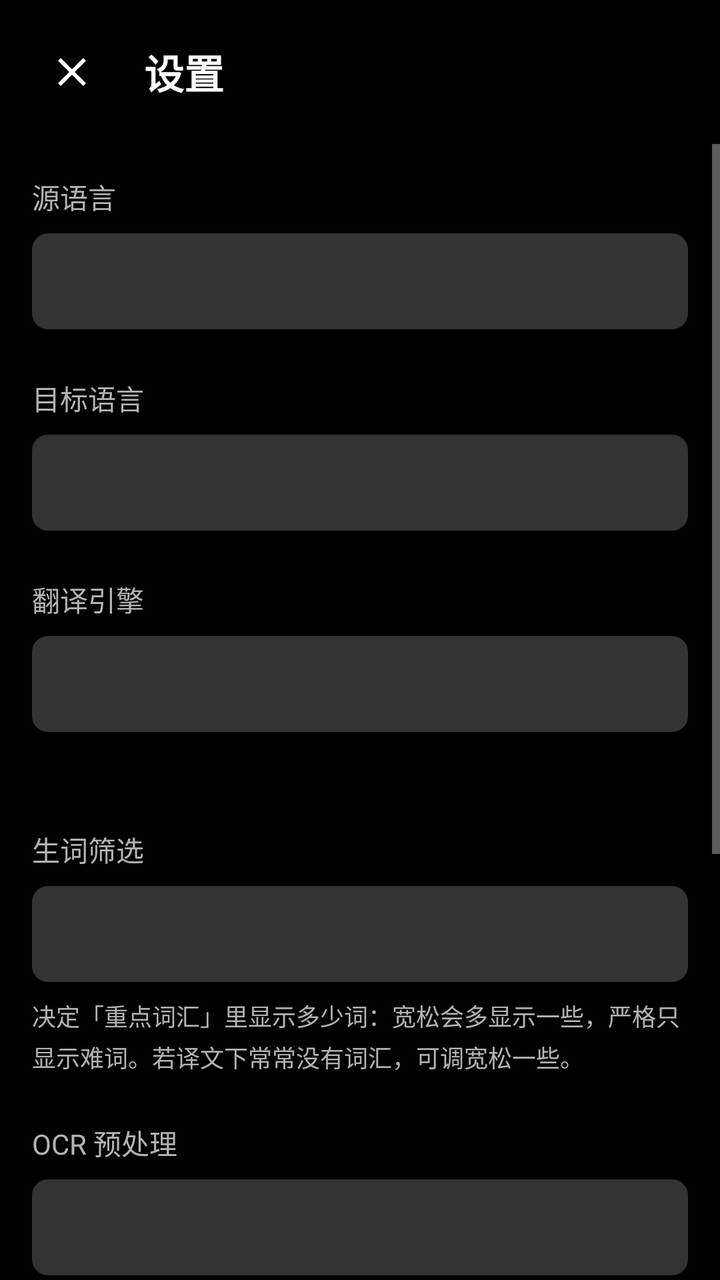
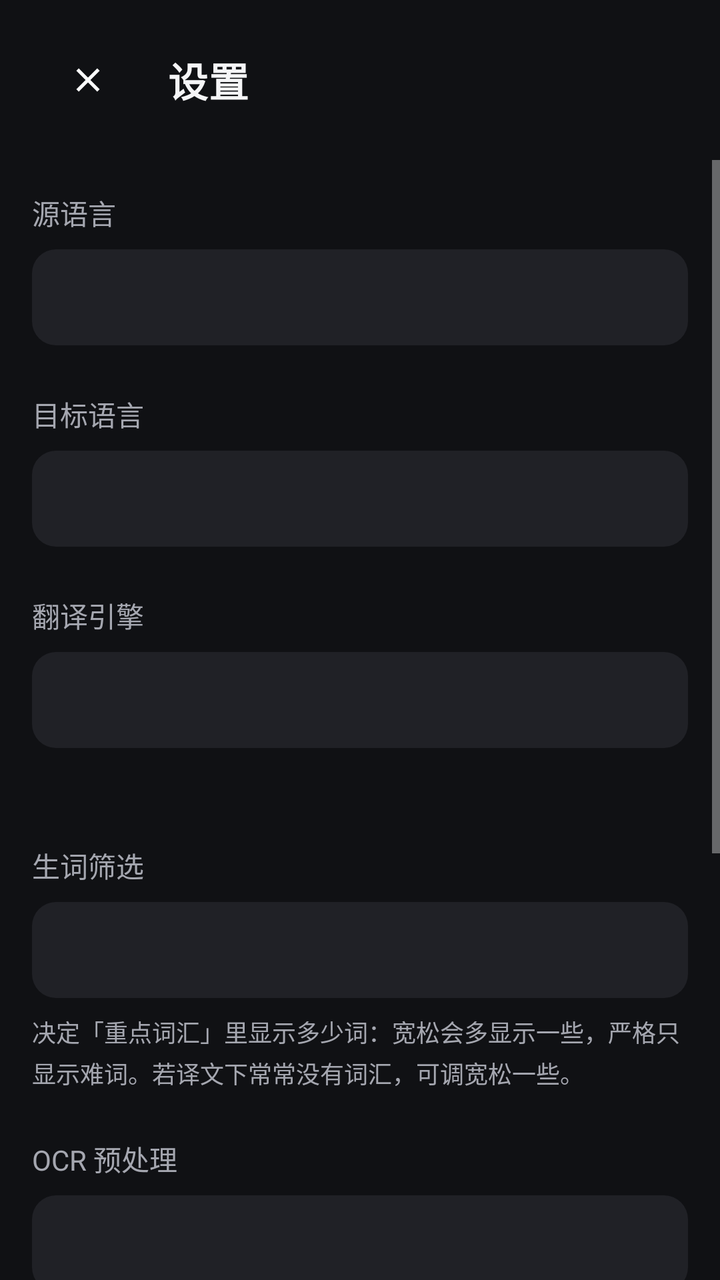

The first picture is an Android layout as it rendered before a commit; the second is the same layout after the commit. The layout source and the unified diff follow.
<!-- AndroidManifest.xml: application theme Theme.SubtitleTranslator -->
<!-- res/layout/activity_settings.xml -->
<?xml version="1.0" encoding="utf-8"?>
<LinearLayout xmlns:android="http://schemas.android.com/apk/res/android"
    xmlns:app="http://schemas.android.com/apk/res-auto"
    android:layout_width="match_parent"
    android:layout_height="match_parent"
    android:orientation="vertical"
    android:background="@android:color/background_dark">

    
    <LinearLayout
        android:layout_width="match_parent"
        android:layout_height="wrap_content"
        android:orientation="horizontal"
        android:gravity="center_vertical"
        android:padding="16dp">

        <ImageButton
            android:id="@+id/btnBack"
            android:layout_width="40dp"
            android:layout_height="40dp"
            android:background="?attr/selectableItemBackgroundBorderless"
            android:src="@drawable/ic_close"
            android:contentDescription="返回" />

        <TextView
            android:layout_width="0dp"
            android:layout_height="wrap_content"
            android:layout_weight="1"
            android:layout_marginStart="16dp"
            android:text="设置"
            android:textSize="20sp"
            android:textStyle="bold"
            android:textColor="@android:color/white" />
    </LinearLayout>

    
    <ScrollView
        android:layout_width="match_parent"
        android:layout_height="match_parent"
        android:scrollbars="vertical">

        <LinearLayout
            android:layout_width="match_parent"
            android:layout_height="wrap_content"
            android:orientation="vertical"
            android:padding="16dp">

        <TextView
            android:layout_width="wrap_content"
            android:layout_height="wrap_content"
            android:text="源语言"
            android:textSize="14sp"
            android:textColor="@color/text_secondary" />

        <Spinner
            android:id="@+id/spinnerSource"
            android:layout_width="match_parent"
            android:layout_height="48dp"
            android:layout_marginTop="8dp"
            android:paddingHorizontal="12dp"
            android:background="@drawable/bg_word_item" />

        <TextView
            android:layout_width="wrap_content"
            android:layout_height="wrap_content"
            android:layout_marginTop="24dp"
            android:text="目标语言"
            android:textSize="14sp"
            android:textColor="@color/text_secondary" />

        <Spinner
            android:id="@+id/spinnerTarget"
            android:layout_width="match_parent"
            android:layout_height="48dp"
            android:layout_marginTop="8dp"
            android:paddingHorizontal="12dp"
            android:background="@drawable/bg_word_item" />

        <TextView
            android:layout_width="wrap_content"
            android:layout_height="wrap_content"
            android:layout_marginTop="24dp"
            android:text="翻译引擎"
            android:textSize="14sp"
            android:textColor="@color/text_secondary" />

        <Spinner
            android:id="@+id/spinnerEngine"
            android:layout_width="match_parent"
            android:layout_height="48dp"
            android:layout_marginTop="8dp"
            android:paddingHorizontal="12dp"
            android:background="@drawable/bg_word_item" />

        <TextView
            android:id="@+id/tvEngineHint"
            android:layout_width="wrap_content"
            android:layout_height="wrap_content"
            android:layout_marginTop="8dp"
            android:textSize="12sp"
            android:textColor="@color/text_secondary"
            android:lineSpacingMultiplier="1.2" />

        
        <LinearLayout
            android:id="@+id/baiduConfigGroup"
            android:layout_width="match_parent"
            android:layout_height="wrap_content"
            android:layout_marginTop="16dp"
            android:orientation="vertical"
            android:visibility="gone">

            <TextView
                android:layout_width="wrap_content"
                android:layout_height="wrap_content"
                android:text="百度 APP ID"
                android:textSize="14sp"
                android:textColor="@color/text_secondary" />

            <EditText
                android:id="@+id/etBaiduAppId"
                android:layout_width="match_parent"
                android:layout_height="wrap_content"
                android:layout_marginTop="8dp"
                android:background="@drawable/bg_word_item"
                android:hint="例如 2025010100000001"
                android:importantForAutofill="no"
                android:inputType="text"
                android:paddingHorizontal="12dp"
                android:paddingVertical="12dp"
                android:textColor="@android:color/white"
                android:textColorHint="@color/text_secondary"
                android:textSize="15sp" />

            <TextView
                android:layout_width="wrap_content"
                android:layout_height="wrap_content"
                android:layout_marginTop="12dp"
                android:text="百度密钥"
                android:textSize="14sp"
                android:textColor="@color/text_secondary" />

            <EditText
                android:id="@+id/etBaiduSecret"
                android:layout_width="match_parent"
                android:layout_height="wrap_content"
                android:layout_marginTop="8dp"
                android:background="@drawable/bg_word_item"
                android:hint="在控制台查看"
                android:importantForAutofill="no"
                android:inputType="textPassword"
                android:paddingHorizontal="12dp"
                android:paddingVertical="12dp"
                android:textColor="@android:color/white"
                android:textColorHint="@color/text_secondary"
                android:textSize="15sp" />

            <TextView
                android:layout_width="match_parent"
                android:layout_height="wrap_content"
                android:layout_marginTop="8dp"
                android:text="在 fanyi-api.baidu.com 注册开发者并创建应用即可获得。免费额度按你的账号计算，填在这里只存在本机。"
                android:textSize="12sp"
                android:textColor="@color/text_secondary"
                android:lineSpacingMultiplier="1.2" />
        </LinearLayout>

        <TextView
            android:layout_width="wrap_content"
            android:layout_height="wrap_content"
            android:layout_marginTop="24dp"
            android:text="生词筛选"
            android:textSize="14sp"
            android:textColor="@color/text_secondary" />

        <Spinner
            android:id="@+id/spinnerDifficulty"
            android:layout_width="match_parent"
            android:layout_height="48dp"
            android:layout_marginTop="8dp"
            android:paddingHorizontal="12dp"
            android:background="@drawable/bg_word_item" />

        <TextView
            android:layout_width="wrap_content"
            android:layout_height="wrap_content"
            android:layout_marginTop="8dp"
            android:text="决定「重点词汇」里显示多少词：宽松会多显示一些，严格只显示难词。若译文下常常没有词汇，可调宽松一些。"
            android:textSize="12sp"
            android:textColor="@color/text_secondary"
            android:lineSpacingMultiplier="1.2" />

        <TextView
            android:layout_width="wrap_content"
            android:layout_height="wrap_content"
            android:layout_marginTop="24dp"
            android:text="OCR 预处理"
            android:textSize="14sp"
            android:textColor="@color/text_secondary" />

        <Spinner
            android:id="@+id/spinnerPreprocess"
            android:layout_width="match_parent"
            android:layout_height="48dp"
            android:layout_marginTop="8dp"
            android:paddingHorizontal="12dp"
            android:background="@drawable/bg_word_item" />

        <TextView
            android:id="@+id/tvPreprocessHint"
            android:layout_width="wrap_content"
            android:layout_height="wrap_content"
            android:layout_marginTop="8dp"
            android:textSize="12sp"
            android:textColor="@color/text_secondary"
            android:lineSpacingMultiplier="1.2" />

        <TextView
            android:layout_width="wrap_content"
            android:layout_height="wrap_content"
            android:layout_marginTop="24dp"
            android:text="调试截图"
            android:textSize="14sp"
            android:textColor="@color/text_secondary" />

        <com.google.android.material.switchmaterial.SwitchMaterial
            android:id="@+id/switchDebugCapture"
            android:layout_width="match_parent"
            android:layout_height="wrap_content"
            android:layout_marginTop="8dp"
            android:text="保存识别过程截图"
            android:textColor="@android:color/white"
            android:textSize="15sp" />

        <Button
            android:id="@+id/btnViewDebugCaptures"
            style="?attr/materialButtonOutlinedStyle"
            app:strokeColor="@color/button_outline"
            android:layout_width="match_parent"
            android:layout_height="wrap_content"
            android:layout_marginTop="8dp"
            android:text="查看最近记录"
            android:textColor="@android:color/white" />

        <TextView
            android:layout_width="wrap_content"
            android:layout_height="wrap_content"
            android:layout_marginTop="8dp"
            android:text="开启后每次识别会保存「原始截图 / 裁剪区域 / 预处理图」和当次 OCR 文本，用于判断是截图、裁剪、预处理还是 OCR 的问题。只保留最近 5 次（约 6MB），存在应用私有目录，不会出现在相册里。"
            android:textSize="12sp"
            android:textColor="@color/text_secondary"
            android:lineSpacingMultiplier="1.2" />

        <TextView
            android:layout_width="wrap_content"
            android:layout_height="wrap_content"
            android:layout_marginTop="24dp"
            android:text="提示：语言与生词筛选设置在下次启动翻译服务时生效；调试截图开关立即生效"
            android:textSize="12sp"
            android:textColor="@color/text_secondary" />
        </LinearLayout>
    </ScrollView>

</LinearLayout>
<!-- resources referenced by this layout -->
<resources>
  <color name="button_outline">#66FFFFFF</color>
  <color name="text_secondary">#FFB3B3B3</color>
  <!-- drawable bg_word_item (drawable) -->
  <?xml version="1.0" encoding="utf-8"?>
  <shape xmlns:android="http://schemas.android.com/apk/res/android"
      android:shape="rectangle">
      <solid android:color="#33FFFFFF" />
      <corners android:radius="8dp" />
  </shape>
  <!-- drawable ic_close (drawable) -->
  <?xml version="1.0" encoding="utf-8"?>
  <vector xmlns:android="http://schemas.android.com/apk/res/android"
      android:width="24dp"
      android:height="24dp"
      android:viewportWidth="24"
      android:viewportHeight="24"
      android:tint="@android:color/white">
      <path
          android:fillColor="@android:color/white"
          android:pathData="M19,6.41L17.59,5 12,10.59 6.41,5 5,6.41 10.59,12 5,17.59 6.41,19 12,13.41 17.59,19 19,17.59 13.41,12z"/>
  </vector>
  <style name="Theme.SubtitleTranslator" parent="Theme.MaterialComponents.NoActionBar">
          
          <item name="colorPrimary">@color/purple_500</item>
          <item name="colorPrimaryVariant">@color/purple_700</item>
          <item name="colorOnPrimary">@color/white</item>
          
          <item name="colorSecondary">@color/teal_200</item>
          <item name="colorSecondaryVariant">@color/teal_700</item>
          <item name="colorOnSecondary">@color/black</item>
          
          <item name="android:statusBarColor">@android:color/background_dark</item>
          <item name="android:windowLightStatusBar">false</item>
          <item name="android:navigationBarColor">@android:color/background_dark</item>
      </style>
  <color name="purple_500">#FF6200EE</color>
  <color name="purple_700">#FF3700B3</color>
  <color name="white">#FFFFFFFF</color>
  <color name="teal_200">#FF03DAC5</color>
  <color name="teal_700">#FF018786</color>
  <color name="black">#FF000000</color>
</resources>

<!-- the commit's change to res/layout/activity_settings.xml (unified diff, before → after) -->
@@ -4,7 +4,7 @@
     android:layout_width="match_parent"
     android:layout_height="match_parent"
     android:orientation="vertical"
-    android:background="@android:color/background_dark">
+    android:background="@color/screen_bg">
 
     
     <LinearLayout
@@ -12,12 +12,15 @@
         android:layout_height="wrap_content"
         android:orientation="horizontal"
         android:gravity="center_vertical"
-        android:padding="16dp">
+        android:paddingHorizontal="20dp"
+        android:paddingVertical="16dp">
 
         <ImageButton
             android:id="@+id/btnBack"
-            android:layout_width="40dp"
-            android:layout_height="40dp"
+            android:layout_width="@dimen/touch_target"
+            android:layout_height="@dimen/touch_target"
+            android:padding="@dimen/icon_button_padding"
+            android:scaleType="fitCenter"
             android:background="?attr/selectableItemBackgroundBorderless"
             android:src="@drawable/ic_close"
             android:contentDescription="返回" />
@@ -28,9 +31,7 @@
             android:layout_weight="1"
             android:layout_marginStart="16dp"
             android:text="设置"
-            android:textSize="20sp"
-            android:textStyle="bold"
-            android:textColor="@android:color/white" />
+            android:textAppearance="@style/TextAppearance.SubtitleTranslator.ScreenTitle" />
     </LinearLayout>
 
     
@@ -58,7 +59,7 @@
             android:layout_height="48dp"
             android:layout_marginTop="8dp"
             android:paddingHorizontal="12dp"
-            android:background="@drawable/bg_word_item" />
+            android:background="@drawable/bg_card" />
 
         <TextView
             android:layout_width="wrap_content"
@@ -74,7 +75,7 @@
             android:layout_height="48dp"
             android:layout_marginTop="8dp"
             android:paddingHorizontal="12dp"
-            android:background="@drawable/bg_word_item" />
+            android:background="@drawable/bg_card" />
 
         <TextView
             android:layout_width="wrap_content"
@@ -90,7 +91,7 @@
             android:layout_height="48dp"
             android:layout_marginTop="8dp"
             android:paddingHorizontal="12dp"
-            android:background="@drawable/bg_word_item" />
+            android:background="@drawable/bg_card" />
 
         <TextView
             android:id="@+id/tvEngineHint"
@@ -122,13 +123,13 @@
                 android:layout_width="match_parent"
                 android:layout_height="wrap_content"
                 android:layout_marginTop="8dp"
-                android:background="@drawable/bg_word_item"
+                android:background="@drawable/bg_card"
                 android:hint="例如 2025010100000001"
                 android:importantForAutofill="no"
                 android:inputType="text"
                 android:paddingHorizontal="12dp"
                 android:paddingVertical="12dp"
-                android:textColor="@android:color/white"
+                android:textColor="@color/text_primary"
                 android:textColorHint="@color/text_secondary"
                 android:textSize="15sp" />
 
@@ -145,13 +146,13 @@
                 android:layout_width="match_parent"
                 android:layout_height="wrap_content"
                 android:layout_marginTop="8dp"
-                android:background="@drawable/bg_word_item"
+                android:background="@drawable/bg_card"
                 android:hint="在控制台查看"
                 android:importantForAutofill="no"
                 android:inputType="textPassword"
                 android:paddingHorizontal="12dp"
                 android:paddingVertical="12dp"
-                android:textColor="@android:color/white"
+                android:textColor="@color/text_primary"
                 android:textColorHint="@color/text_secondary"
                 android:textSize="15sp" />
 
@@ -179,7 +180,7 @@
             android:layout_height="48dp"
             android:layout_marginTop="8dp"
             android:paddingHorizontal="12dp"
-            android:background="@drawable/bg_word_item" />
+            android:background="@drawable/bg_card" />
 
         <TextView
             android:layout_width="wrap_content"
@@ -204,7 +205,7 @@
             android:layout_height="48dp"
             android:layout_marginTop="8dp"
             android:paddingHorizontal="12dp"
-            android:background="@drawable/bg_word_item" />
+            android:background="@drawable/bg_card" />
 
         <TextView
             android:id="@+id/tvPreprocessHint"
@@ -229,18 +230,16 @@
             android:layout_height="wrap_content"
             android:layout_marginTop="8dp"
             android:text="保存识别过程截图"
-            android:textColor="@android:color/white"
+            android:textColor="@color/text_primary"
             android:textSize="15sp" />
 
         <Button
             android:id="@+id/btnViewDebugCaptures"
-            style="?attr/materialButtonOutlinedStyle"
-            app:strokeColor="@color/button_outline"
-            android:layout_width="match_parent"
-            android:layout_height="wrap_content"
-            android:layout_marginTop="8dp"
-            android:text="查看最近记录"
-            android:textColor="@android:color/white" />
+            style="@style/Widget.SubtitleTranslator.Button.Outlined"
+            android:layout_width="match_parent"
+            android:layout_height="wrap_content"
+            android:layout_marginTop="8dp"
+            android:text="查看最近记录" />
 
         <TextView
             android:layout_width="wrap_content"
<!-- resource entries referenced after the edit -->
@@ -1,13 +1,20 @@
 <!-- resources referenced by this layout -->
 <resources>
-  <color name="button_outline">#66FFFFFF</color>
-  <color name="text_secondary">#FFB3B3B3</color>
-  <!-- drawable bg_word_item (drawable) -->
+  <color name="screen_bg">#FF101114</color>
+  <color name="text_primary">#FFF5F5F7</color>
+  <color name="button_outline">#FF34353B</color>
+  <color name="accent">#FFB9E64B</color>
+  <color name="accent_dim">#FFCBE97F</color>
+  <color name="on_accent">#FF101114</color>
+  <color name="text_secondary">#FFA5A7B0</color>
+  <dimen name="icon_button_padding">14dp</dimen>
+  <dimen name="touch_target">48dp</dimen>
+  <!-- drawable bg_card (drawable) -->
   <?xml version="1.0" encoding="utf-8"?>
   <shape xmlns:android="http://schemas.android.com/apk/res/android"
       android:shape="rectangle">
-      <solid android:color="#33FFFFFF" />
-      <corners android:radius="8dp" />
+      <solid android:color="@color/card_bg" />
+      <corners android:radius="@dimen/card_radius" />
   </shape>
   <!-- drawable ic_close (drawable) -->
   <?xml version="1.0" encoding="utf-8"?>
@@ -21,25 +28,31 @@
           android:fillColor="@android:color/white"
           android:pathData="M19,6.41L17.59,5 12,10.59 6.41,5 5,6.41 10.59,12 5,17.59 6.41,19 12,13.41 17.59,19 19,17.59 13.41,12z"/>
   </vector>
+  <style name="TextAppearance.SubtitleTranslator.ScreenTitle" parent="TextAppearance.MaterialComponents.Headline6">
+          <item name="android:textSize">20sp</item>
+          <item name="android:textStyle">bold</item>
+          <item name="android:textColor">@color/text_primary</item>
+      </style>
+  <style name="Widget.SubtitleTranslator.Button.Outlined" parent="Widget.MaterialComponents.Button.OutlinedButton">
+          <item name="android:textColor">@color/text_primary</item>
+          <item name="strokeColor">@color/button_outline</item>
+          <item name="cornerRadius">12dp</item>
+          <item name="android:minHeight">44dp</item>
+      </style>
   <style name="Theme.SubtitleTranslator" parent="Theme.MaterialComponents.NoActionBar">
           
-          <item name="colorPrimary">@color/purple_500</item>
-          <item name="colorPrimaryVariant">@color/purple_700</item>
-          <item name="colorOnPrimary">@color/white</item>
+          <item name="colorPrimary">@color/accent</item>
+          <item name="colorPrimaryVariant">@color/accent_dim</item>
+          <item name="colorOnPrimary">@color/on_accent</item>
+          <item name="colorSecondary">@color/accent</item>
+          <item name="colorSecondaryVariant">@color/accent_dim</item>
+          <item name="colorOnSecondary">@color/on_accent</item>
           
-          <item name="colorSecondary">@color/teal_200</item>
-          <item name="colorSecondaryVariant">@color/teal_700</item>
-          <item name="colorOnSecondary">@color/black</item>
-          
-          <item name="android:statusBarColor">@android:color/background_dark</item>
+          <item name="android:statusBarColor">@color/screen_bg</item>
           <item name="android:windowLightStatusBar">false</item>
-          <item name="android:navigationBarColor">@android:color/background_dark</item>
+          <item name="android:navigationBarColor">@color/screen_bg</item>
       </style>
-  <color name="purple_500">#FF6200EE</color>
-  <color name="purple_700">#FF3700B3</color>
-  <color name="white">#FFFFFFFF</color>
-  <color name="teal_200">#FF03DAC5</color>
-  <color name="teal_700">#FF018786</color>
-  <color name="black">#FF000000</color>
+  <color name="card_bg">#FF202126</color>
+  <dimen name="card_radius">12dp</dimen>
 </resources>
 
